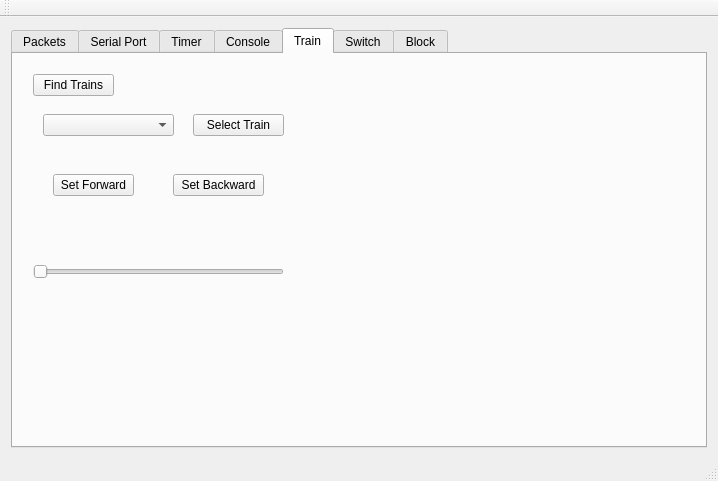
Above: loconet_test/train_rec/mainwindow.ui from ctag/cpe453 before the change. Below: the same form after it.
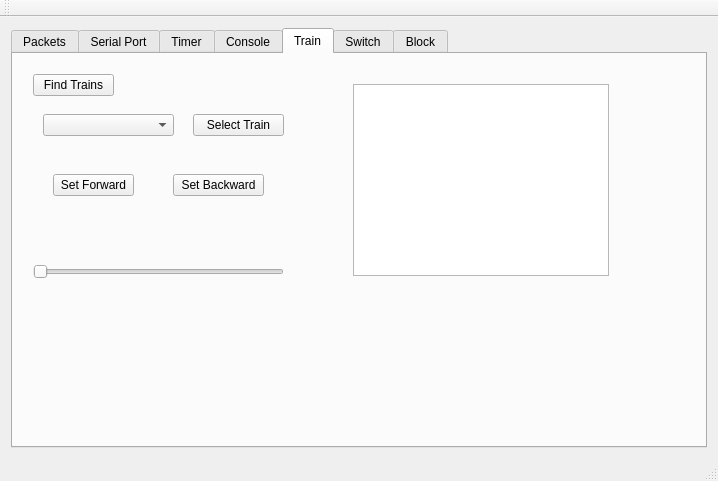
That is the form after the change. The open tabs and pages were chosen to show the change.

The edit to the form file:
```diff
--- a/loconet_test/train_rec/mainwindow.ui
+++ b/loconet_test/train_rec/mainwindow.ui
@@ -411,6 +411,16 @@
          <enum>Qt::Horizontal</enum>
         </property>
        </widget>
+       <widget class="QTextBrowser" name="textBrowser_trains">
+        <property name="geometry">
+         <rect>
+          <x>340</x>
+          <y>30</y>
+          <width>256</width>
+          <height>192</height>
+         </rect>
+        </property>
+       </widget>
       </widget>
       <widget class="QWidget" name="tab_switch">
        <attribute name="title">
```
Left out of the diff: 2 changed lines with no effect on the pictures.
